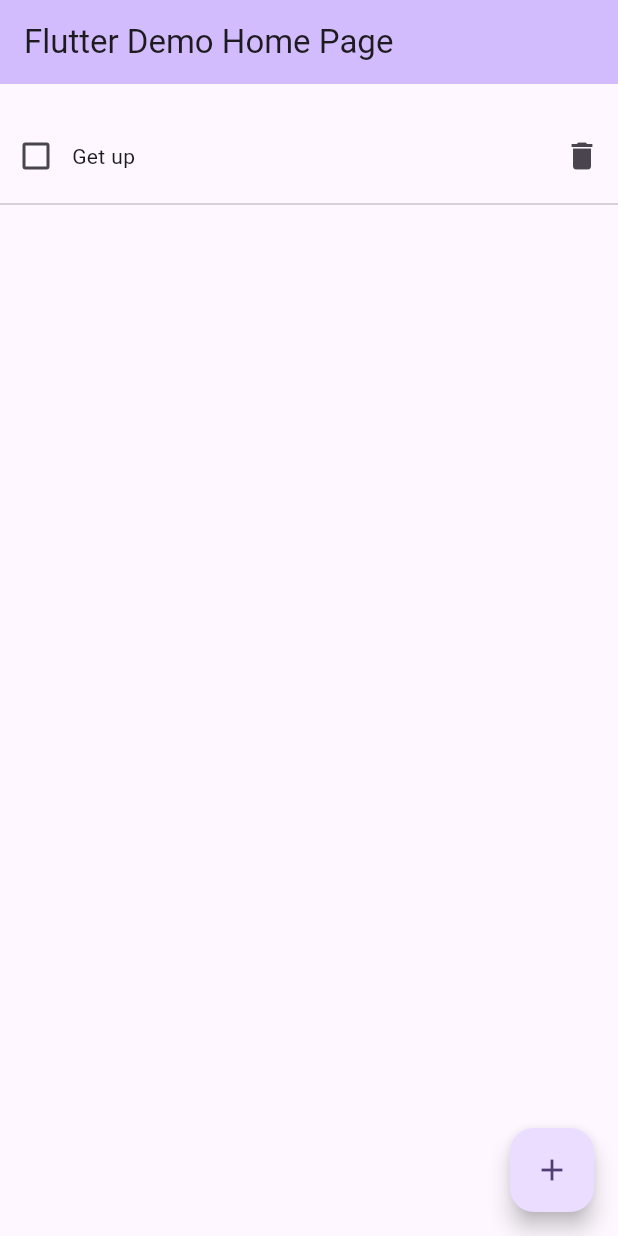
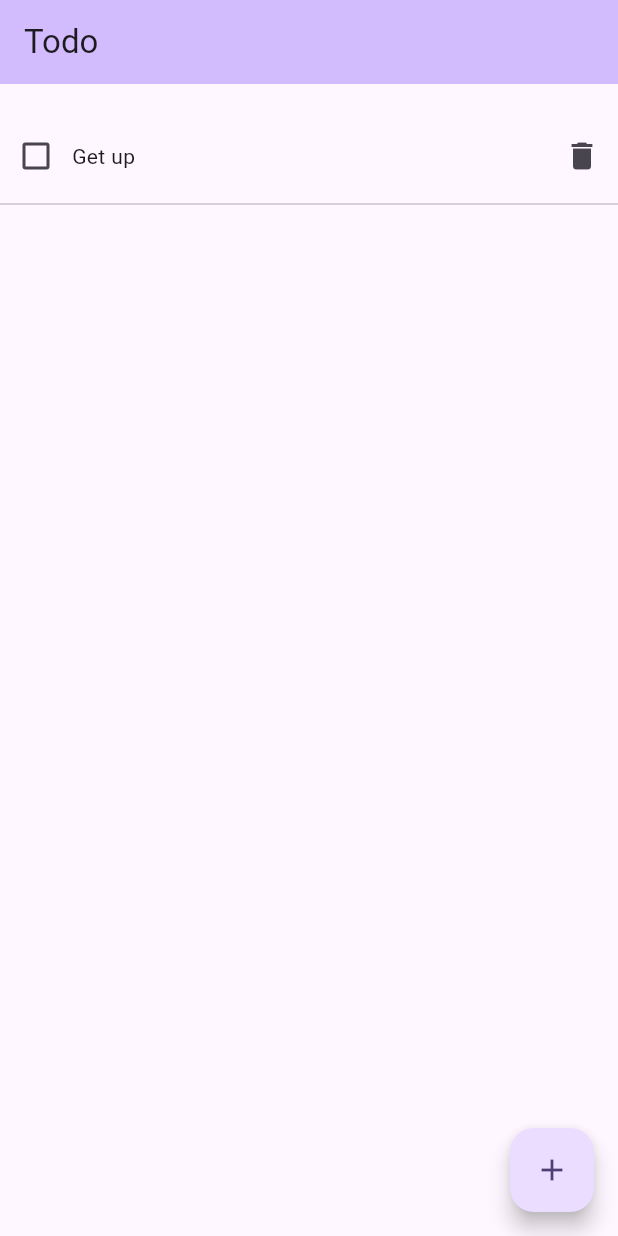
Before and after one commit to domeafavour/hello_flutter, a Flutter app: the screen it shows after launch, on a phone screen of 412 x 824 dp. Run offline on Flutter 3.47's test engine with Material 3 defaults, Android fonts, the phone set to English and light mode, and no system bars.

Commit message:
Update app title in main.dart to 'Todo'

```diff
--- a/lib/main.dart
+++ b/lib/main.dart
@@ -13,7 +13,7 @@ class MyApp extends StatelessWidget {
   @override
   Widget build(BuildContext context) {
     return MaterialApp(
-      title: 'Flutter Demo',
+      title: 'Todo',
       theme: ThemeData(
         // This is the theme of your application.
         //
@@ -33,7 +33,7 @@ class MyApp extends StatelessWidget {
         colorScheme: ColorScheme.fromSeed(seedColor: Colors.deepPurple),
         useMaterial3: true,
       ),
-      home: const MyHomePage(title: 'Flutter Demo Home Page'),
+      home: const MyHomePage(title: 'Todo'),
     );
   }
 }
```
